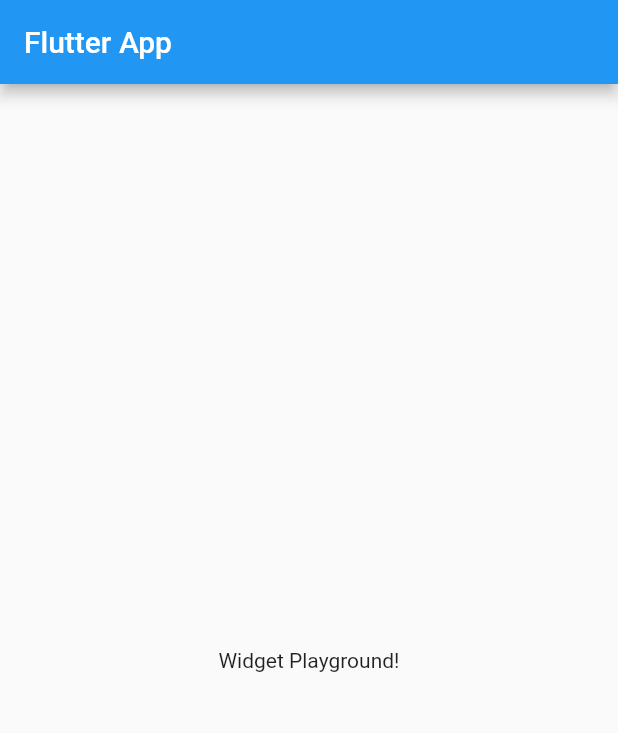
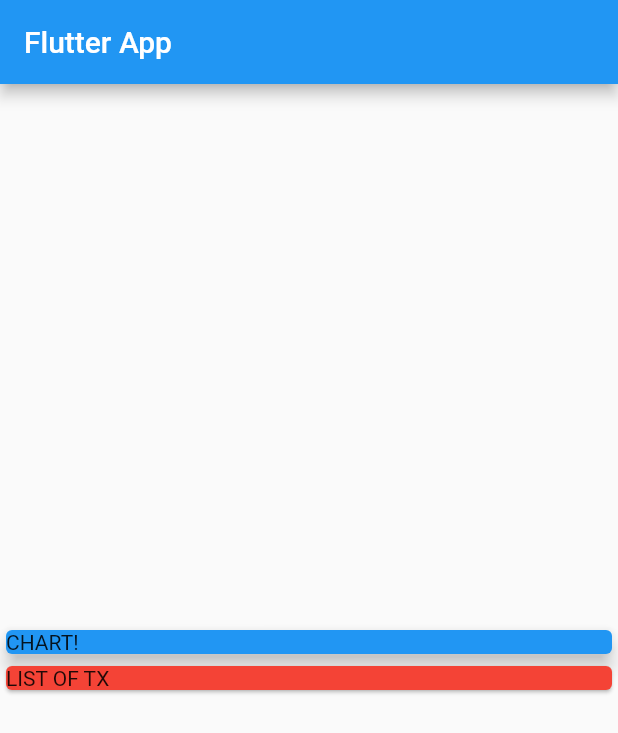
Before and after one commit to lanimortontran/academind-section4-personal-expenses, a Flutter app: the screen it shows after launch, on a phone screen of 412 x 824 dp. Shown: the top 733 px of the screen. Run offline on Flutter 3.47's test engine with Material 2 defaults, Android fonts, the phone set to English and light mode, and no system bars.

Commit message:
Chart and Transaction stubs

```diff
--- a/lib/main.dart
+++ b/lib/main.dart
@@ -19,8 +19,23 @@ class MyHomePage extends StatelessWidget {
       appBar: AppBar(
         title: Text('Flutter App'),
       ),
-      body: Center(
-        child: Text('Widget Playground!'),
+      body: Column(
+        mainAxisAlignment: MainAxisAlignment.center,
+        crossAxisAlignment: CrossAxisAlignment.stretch,
+        children: <Widget>[
+          Container(
+            width: double.infinity,
+            child: Card(
+              color: Colors.blue,
+              child: Text('CHART!'),
+              elevation: 5.0,
+            ),
+          ),
+          Card(
+            color: Colors.red,
+            child: Text('LIST OF TX'),
+          ),
+        ],
       ),
     );
   }
```
